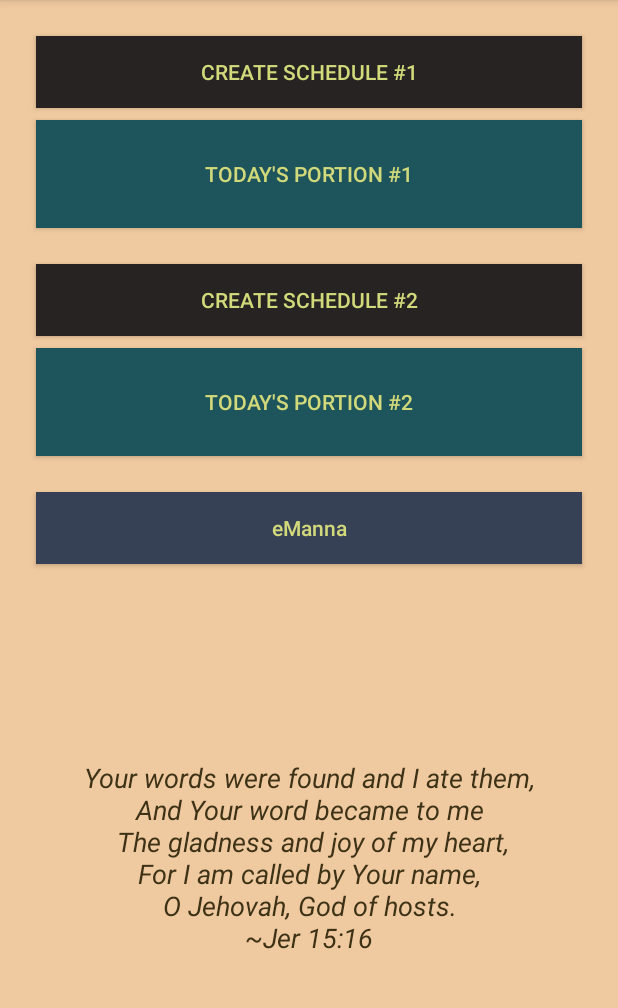
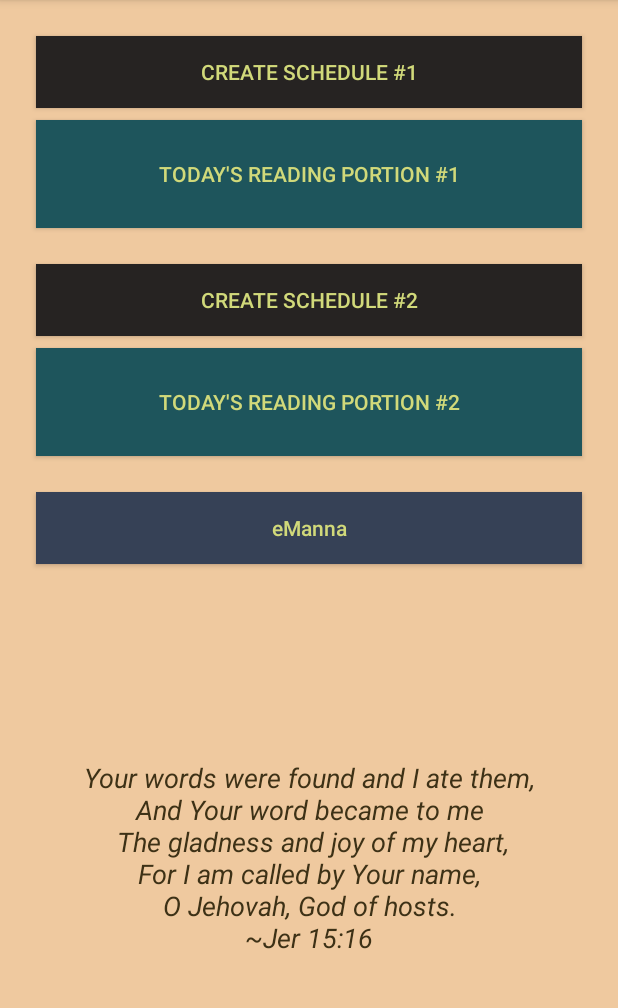
Before and after one commit to djkarr/DailyTreasures, an Android app: the screen it shows after launch (HomeActivity), on a phone screen of 412 x 824 dp, the part 84-1092 px from its top. Run offline under Robolectric (Android 15) with nearby library versions, the phone set to English and light mode, and no system bars; our stand-ins replace ButterKnife; libraries missing offline, so code that uses them is left out: net.danlew.android; 1 statement that could not run was skipped.

Commit message:
Updated PrimaryDark color, changed strings, made eManna textview bold.

```diff
--- a/app/src/main/res/layout/activity_emanna.xml
+++ b/app/src/main/res/layout/activity_emanna.xml
@@ -26,7 +26,8 @@
             android:layout_height="wrap_content"
             android:lineSpacingExtra="2sp"
             android:text="@string/loading"
-            android:textSize="20sp" />
+            android:textSize="20sp"
+            android:textStyle="bold" />
     </ScrollView>
 
 
--- a/app/src/main/res/values/colors.xml
+++ b/app/src/main/res/values/colors.xml
@@ -1,7 +1,7 @@
 <?xml version="1.0" encoding="utf-8"?>
 <resources>
     <color name="colorPrimary">#262322</color>
-    <color name="colorPrimaryDark">#3d3116</color>
+    <color name="colorPrimaryDark">#262322</color>
     <color name="colorAccent">#364156</color>
     <color name="colorBackground">#efc99f</color>
     <!--<color name="colorBackground">#475B5A</color>-->
--- a/app/src/main/res/values/strings.xml
+++ b/app/src/main/res/values/strings.xml
@@ -2,8 +2,8 @@
     <string name="app_name">DailyTreasures</string>
     <string name="home_verse">Your words were found and I ate them,\nAnd Your word became to me\n
     The gladness and joy of my heart,\nFor I am called by Your name,\nO Jehovah, God of hosts.\n~Jer 15:16</string>
-    <string name="read_button">Today\'s Portion #1</string>
-    <string name="read_button_two">Today\'s Portion #2</string>
+    <string name="read_button">Today\'s Reading Portion #1</string>
+    <string name="read_button_two">Today\'s Reading Portion #2</string>
     <string name="schedule_button">Create Schedule #1</string>
     <string name="schedule_button_two">Create Schedule #2</string>
     <string name="start_date">Start Date</string>
```
